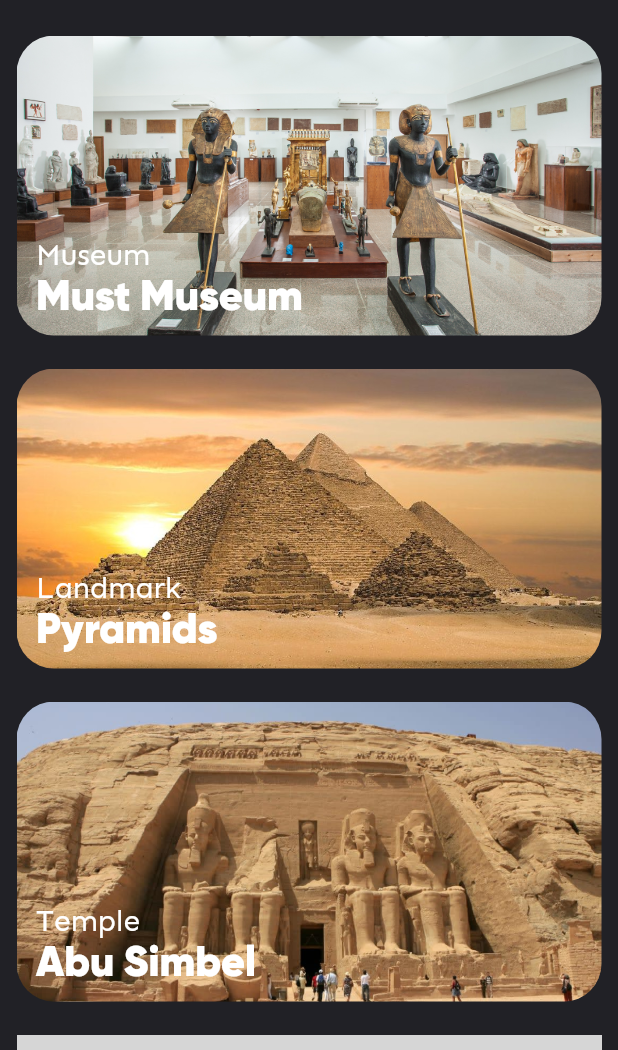
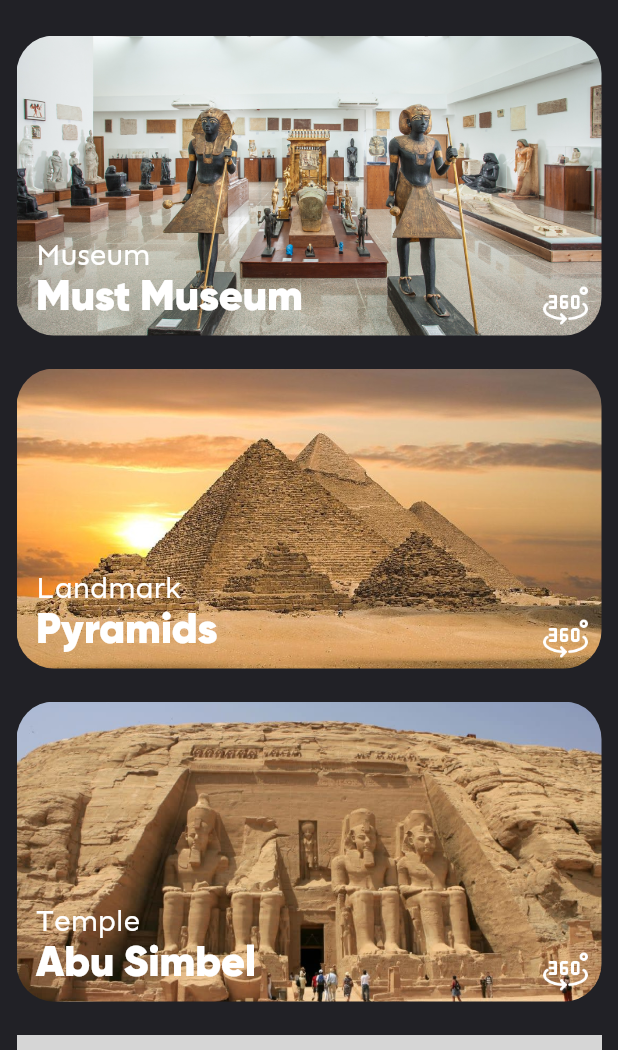
Before and after one commit to 7osssam/Keme, a Flutter app: the HomeScreen screen opened by its route, on a phone screen of 412 x 824 dp, the part 65-1115 px from its top. Run offline on Flutter 3.47's test engine with Material 2 defaults, Android fonts, the light colour scheme and no system bars; drawn by our look-alikes of curved_navigation_bar; our stand-ins replace cloud_firestore, dropdown_button2, firebase_auth, firebase_core, flutter_tts, google_maps_flutter and 2 more; missing offline and left inert: firebase_ml_vision, flutter_barcode_scanner, flutter_phone_direct_caller, loading_animations, panorama, text_to_speech and 1 more; accounts and stored records are empty; grey boxes are pictures that could not be loaded.

Commit message:
modifiy app

```diff
--- a/lib/home_screen.dart
+++ b/lib/home_screen.dart
@@ -15,9 +15,11 @@ import 'qr_tab.dart';
 class HomeScreen extends StatefulWidget {
   static const String routeName = 'HomeScreen';
   final FirebaseAuth auth = FirebaseAuth.instance;
+
   @override
   State<HomeScreen> createState() => _HomeScreenState();
 }
+
 class _HomeScreenState extends State<HomeScreen> {
   int currentIndex = 0;
   GlobalKey<CurvedNavigationBarState> _bottomNavigationKey = GlobalKey();
@@ -29,43 +31,72 @@ class _HomeScreenState extends State<HomeScreen> {
     Navigator.pushReplacement(
         context, MaterialPageRoute(builder: (context) => SignInScreen()));
   }
-  touristPolice() async{
+
+  touristPolice() async {
     const number = '0225315454'; //set the number here
     bool? res = await FlutterPhoneDirectCaller.callNumber(number);
   }
+
   @override
   Widget build(BuildContext context) {
     return Scaffold(
-      appBar: AppBar(title: Text("Keme",style: Theme.of(context).textTheme.subtitle1,)),
+      appBar: AppBar(
+          title: Text(
+        "Keme",
+        style: Theme.of(context).textTheme.subtitle1,
+      )),
       drawer: Drawer(
         backgroundColor: Color(0xff212126),
         child: ListView(
           children: [
-               const DrawerHeader(
-                  decoration: BoxDecoration(
-                    color: Colors.orangeAccent,
+            Container(
+              child: new DrawerHeader(
+                child: Container(
+                  child: Text("Keme",style: TextStyle(fontSize: 30,fontFamily: 'Gilroy',color: Colors.white),),
+                  alignment: Alignment.center, // <-- ALIGNMENT
+
                 ),
-                  child: Text('Keme',style: TextStyle(color: Colors.white, fontSize: 26,fontFamily: 'Gilroy'),) ,
+                decoration: BoxDecoration(color: Colors.orangeAccent),
               ),
-
+              height: 150, // <-- HEIGHT
+            ),
             ListTile(
-                leading:Icon(Icons.report_outlined,color: Colors.white,),
-                title: Text('Rebort Bugs',style: TextStyle(color: Colors.white),),
-                onTap: (){
-                  Navigator.of(context).push(MaterialPageRoute(builder: (context)=>ReportBugs()));
+              leading: Icon(
+                Icons.report_outlined,
+                color: Colors.white,
+              ),
+              title: Text(
+                'Rebort Bugs',
+                style: TextStyle(color: Colors.white),
+              ),
+              onTap: () {
+                Navigator.of(context).push(
+                    MaterialPageRoute(builder: (context) => ReportBugs()));
               },
             ),
             ListTile(
-                leading:Icon(Icons.call,color: Colors.white,),
-                title: Text('Tourist Police',style: TextStyle(color: Colors.white),),
-                onTap: (){
+              leading: Icon(
+                Icons.call,
+                color: Colors.white,
+              ),
+              title: Text(
+                'Tourist Police',
+                style: TextStyle(color: Colors.white),
+              ),
+              onTap: () {
                 touristPolice();
               },
             ),
             ListTile(
-                leading:Icon(Icons.logout,color: Colors.red,),
-                title: Text('Logout',style: TextStyle(color: Colors.white),),
-                onTap: (){
+              leading: Icon(
+                Icons.logout,
+                color: Colors.red,
+              ),
+              title: Text(
+                'Logout',
+                style: TextStyle(color: Colors.white),
+              ),
+              onTap: () {
                 signOut();
               },
             ),
@@ -91,15 +122,11 @@ class _HomeScreenState extends State<HomeScreen> {
         animationDuration: Duration(milliseconds: 600),
         onTap: (index) {
           currentIndex = index;
-            setState(() {}
-
-            );
+          setState(() {});
         },
         letIndexChange: (index) => true,
       ),
-
     );
-
   }
 
   var tabs = [
@@ -108,6 +135,5 @@ class _HomeScreenState extends State<HomeScreen> {
     ScanScreen(),
     MainOcr(),
     ArTourTab(),
-
   ];
 }
--- a/lib/main.dart
+++ b/lib/main.dart
@@ -2,7 +2,6 @@ import 'package:firebase_auth/firebase_auth.dart';
 import 'package:firebase_core/firebase_core.dart';
 import 'package:flutter/material.dart';
 import 'package:keme/my_theme.dart';
-import 'package:keme/place_360_degree.dart';
 import 'package:keme/place_details.dart';
 import 'package:keme/report_bugs.dart';
 import 'package:keme/reset_password.dart';
@@ -35,7 +34,6 @@ class MyApp extends StatelessWidget {
         PlaceDetails.routeName: (buildContext) => PlaceDetails(),
         ArTourTab.routeName: (buildContext) => ArTourTab(),
         ReportBugs.routeName: (buildContext) => ReportBugs(),
-        Place360Degree.routeName: (buildContext) => Place360Degree(),
       },
       theme: MyThemeData.DarkTheme,
     );
--- a/lib/my_theme.dart
+++ b/lib/my_theme.dart
@@ -22,7 +22,7 @@ class MyThemeData {
       ),
       headline3: TextStyle(
         color: Colors.white,
-        fontSize: 20,
+        fontSize: 24,
       ),
     ),
     bottomNavigationBarTheme: BottomNavigationBarThemeData(
--- a/lib/place_360_degree.dart
+++ b/lib/place_360_degree.dart
@@ -3,12 +3,14 @@ import 'package:panorama/panorama.dart';
 
 class Place360Degree extends StatelessWidget {
   static String routeName = 'place_360_degree';
+String image360degree;
+  Place360Degree(this.image360degree);
 
   @override
   Widget build(BuildContext context) {
     return Scaffold(
       body: Panorama(
-          child: Image.asset("assets/images/Pyramids.jpg")
+          child: Image.asset(image360degree)
       ),
 
     );
--- a/lib/place_widget.dart
+++ b/lib/place_widget.dart
@@ -1,14 +1,15 @@
 import 'dart:ui';
 import 'package:flutter/material.dart';
+import 'package:keme/place_360_degree.dart';
 import 'package:keme/place_details.dart';
-import 'package:google_fonts/google_fonts.dart';
 
 class PlaceWidget extends StatelessWidget {
   String Place;
   String Location;
   String ImagePath;
+  String Image360degree;
 
-  PlaceWidget(this.Place, this.Location, this.ImagePath);
+  PlaceWidget(this.Place, this.Location, this.ImagePath,this.Image360degree);
 
   @override
   Widget build(BuildContext context) {
@@ -57,7 +58,21 @@ class PlaceWidget extends StatelessWidget {
                 ),
               ),
             ),
+            Positioned(
+              right: 5,
+              bottom: 1,
+              child: IconButton(
+                icon: const ImageIcon(AssetImage('assets/images/360degree.png'),color: Colors.white,size: 30,),
 
+                onPressed: () {
+                  Navigator.push(
+                      context,
+                      MaterialPageRoute(
+                        builder: (context) => Place360Degree(Image360degree),
+                      ));
+                },
+              ),
+            ),
           ],
         ),
       ),
--- a/lib/places_tab.dart
+++ b/lib/places_tab.dart
@@ -11,36 +11,36 @@ class PlacesTab extends StatelessWidget {
             Row(
               children: [
                 PlaceWidget("Must Museum", "Museum",
-                    "assets/images/Must Museum.jpg"),
+                    "assets/images/Must Museum.jpg",""),
               ],
             ),
             Row(
               children: [
-                PlaceWidget("Pyramids", "Landmark", "assets/images/Pyramids.jpg"),
+                PlaceWidget("Pyramids", "Landmark", "assets/images/Pyramids.jpg","assets/images/Pyramids 360.jpg"),
               ],
             ),
             Row(
               children: [
                 PlaceWidget("Abu Simbel", "Temple",
-                    "assets/images/Abu Simble.jpg"),
+                    "assets/images/Abu Simble.jpg",""),
               ],
             ),
             Row(
               children: [
                 PlaceWidget("Karnak Temple", "Temple",
-                    "assets/images/Karnak Temple.jpg"),
+                    "assets/images/Karnak Temple.jpg",""),
               ],
             ),
             Row(
               children: [
                 PlaceWidget("Hatshepsut Temple", "Temple",
-                    "assets/images/Hatshepsut Temple.jpg"),
+                    "assets/images/Hatshepsut Temple.jpg",""),
               ],
             ),
             Row(
               children: [
                 PlaceWidget("The Baron Palace", "Palace",
-                    "assets/images/The Baron Palace.jpg"),
+                    "assets/images/The Baron Palace.jpg",""),
               ],
             ),
           ],
```
Also changed, not shown: lib/place_details.dart (+8 -1 lines), lib/place_items.dart (+0 -16 lines), assets/images/360degree.png (added), assets/images/Pyramids 360.jpg (added). Lines whose indentation alone changed are shown as unchanged.
